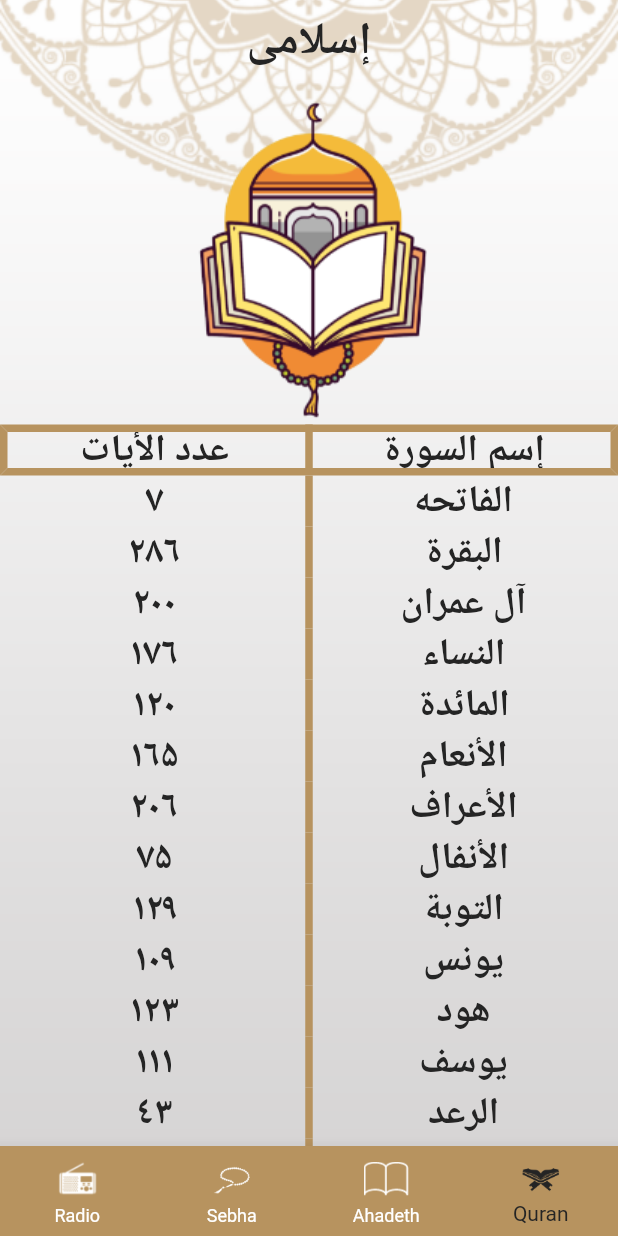
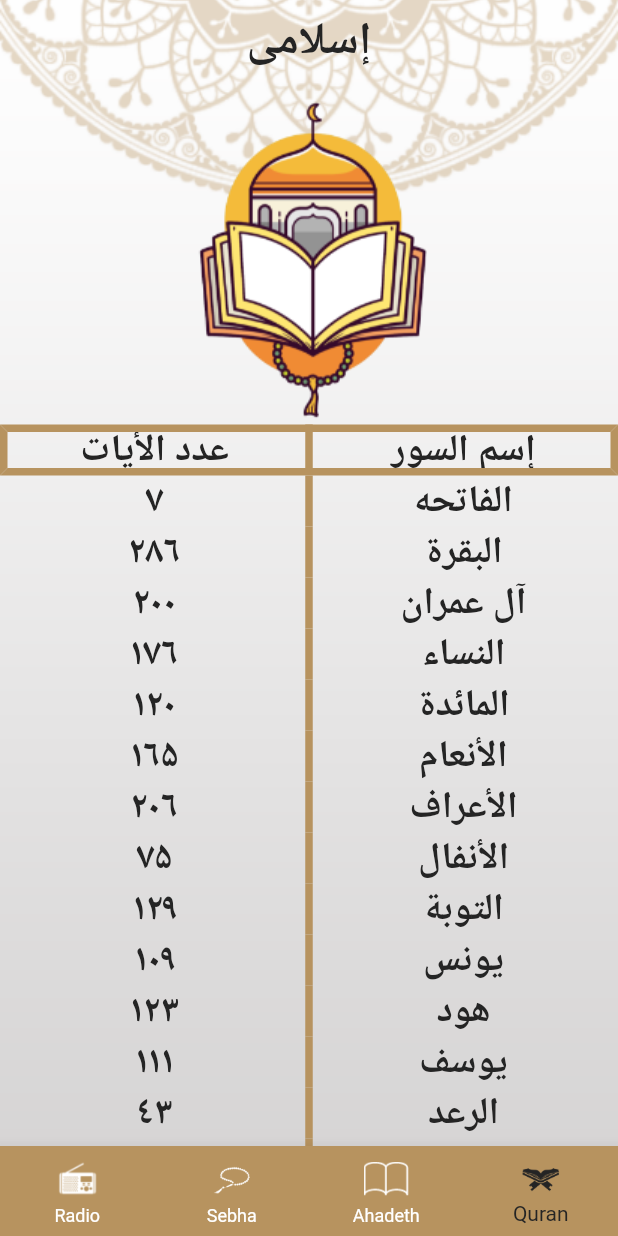
Before and after one commit to mahmoudgamal1704/Islami_App, a Flutter app: the screen it shows after launch, on a phone screen of 412 x 824 dp. Run offline on Flutter 3.47's test engine with Material 2 defaults, Android fonts, the phone set to English and light mode, and no system bars; generated files the repository leaves out were written again.

Commit message:
set Localization for App and set it to be arabic

```diff
--- /dev/null
+++ b/l10n.yaml
@@ -0,0 +1,3 @@
+arb-dir: lib/l10n
+template-arb-file: app_en.arb
+output-localization-file: app_localizations.dart
--- a/lib/home_screen/ahadethtab.dart
+++ b/lib/home_screen/ahadethtab.dart
@@ -1,6 +1,7 @@
 import 'package:flutter/material.dart';
 import 'package:flutter/services.dart';
 import 'package:islami/data.dart';
+import 'package:flutter_gen/gen_l10n/app_localizations.dart';
 
 import 'package:islami/hadethdetails/hadeth.dart';
 import 'package:islami/mytheme.dart';
@@ -32,7 +33,7 @@ class AhadethTab extends StatelessWidget {
                     bottom: BorderSide(color: MyTheme.colorGold, width: 4))),
             child: Center(
               child: Text(
-                'الأحاديث',
+                AppLocalizations.of(context)!.ahadeth,
                 style: Theme.of(context).textTheme.subtitle2,
               ),
             ),
--- a/lib/home_screen/home.dart
+++ b/lib/home_screen/home.dart
@@ -4,6 +4,7 @@ import 'package:islami/home_screen/qurantab.dart';
 import 'package:islami/home_screen/radiotab.dart';
 import 'package:islami/home_screen/sebhatab.dart';
 import 'package:islami/mytheme.dart';
+import 'package:flutter_gen/gen_l10n/app_localizations.dart';
 
 class Home extends StatefulWidget {
   // const Home({Key? key}) : super(key: key);
@@ -14,7 +15,7 @@ class Home extends StatefulWidget {
 }
 
 class _HomeState extends State<Home> {
-  int currentindex=3;
+  int currentindex=0;
 
   @override
   Widget build(BuildContext context) {
@@ -28,7 +29,7 @@ class _HomeState extends State<Home> {
         Scaffold(
           appBar: AppBar(
             title: Text(
-              'إسلامى',
+              AppLocalizations.of(context)!.apptitle,
               style: Theme.of(context).textTheme.headline1,
             ),
             centerTitle: true,
@@ -42,16 +43,12 @@ class _HomeState extends State<Home> {
               });
             },
             type: BottomNavigationBarType.fixed,
-            items: [
-              BottomNavigationBarItem(
-                // backgroundColor: MyTheme.colorGold,
-                  label: 'Radio',
-                  icon: ImageIcon(AssetImage('assets/images/radio_blue.png'),size: 30)),
+            items: const [
               BottomNavigationBarItem(
                   // backgroundColor: MyTheme.colorGold,
 
-                  label: 'Sebha',
-                  icon: ImageIcon(AssetImage('assets/images/sebha_blue.png'),size: 30,)),
+                  label: 'Quran',
+                  icon: ImageIcon(AssetImage('assets/images/moshaf_blue.png'),size: 30)),
               BottomNavigationBarItem(
                 // backgroundColor: MyTheme.colorGold,
 
@@ -60,8 +57,12 @@ class _HomeState extends State<Home> {
               BottomNavigationBarItem(
                 // backgroundColor: MyTheme.colorGold,
 
-                  label: 'Quran',
-                  icon: ImageIcon(AssetImage('assets/images/moshaf_blue.png'),size: 30)),
+                  label: 'Sebha',
+                  icon: ImageIcon(AssetImage('assets/images/sebha_blue.png'),size: 30,)),
+              BottomNavigationBarItem(
+                // backgroundColor: MyTheme.colorGold,
+                  label: 'Radio',
+                  icon: ImageIcon(AssetImage('assets/images/radio_blue.png'),size: 30)),
             ],
           ),
         body: tabs[currentindex],
@@ -70,9 +71,9 @@ class _HomeState extends State<Home> {
     );
   }
   List<Widget> tabs =[
+    QuranTab(),
+    AhadethTab(),
+    SebhaTab(),
     RadioTab(),
-    SebhaTab(),
-    AhadethTab(),
-    QuranTab()
   ];
 }
--- a/lib/home_screen/qurantab.dart
+++ b/lib/home_screen/qurantab.dart
@@ -2,8 +2,7 @@ import 'package:flutter/material.dart';
 import 'package:islami/data.dart';
 import 'package:islami/home_screen/surasnames.dart';
 import 'package:islami/mytheme.dart';
-import 'package:islami/suradetails/sura.dart';
-import 'package:islami/suradetails/suramodel.dart';
+import 'package:flutter_gen/gen_l10n/app_localizations.dart';
 
 class QuranTab extends StatelessWidget {
   // const QuranTab({Key? key}) : super(key: key);
@@ -18,14 +17,15 @@ class QuranTab extends StatelessWidget {
             border: TableBorder.all(color: MyTheme.colorGold, width: 5),
             children: [
               TableRow(children: [
+
+                Center(
+                    child: Text(AppLocalizations.of(context)!.suraname,
+                        style: Theme.of(context).textTheme.subtitle2)),
                 Center(
                     child: Text(
-                  'عدد الأيات',
-                  style: Theme.of(context).textTheme.subtitle2,
-                )),
-                Center(
-                    child: Text('إسم السورة',
-                        style: Theme.of(context).textTheme.subtitle2))
+                      'عدد الأيات',
+                      style: Theme.of(context).textTheme.subtitle2,
+                    )),
               ]),
             ],
           ),
--- a/lib/home_screen/radiotab.dart
+++ b/lib/home_screen/radiotab.dart
@@ -18,11 +18,11 @@ class RadioTab extends StatelessWidget {
           Row(
             mainAxisAlignment: MainAxisAlignment.center,
             children: [
-              Icon(Icons.skip_previous,size: 50,color: MyTheme.colorGold,),
+              Icon(Icons.skip_next,size: 50,color: MyTheme.colorGold,),
               SizedBox(width: 20,),
               Icon(Icons.play_arrow,size: 80,color: MyTheme.colorGold,),
               SizedBox(width: 20,),
-              Icon(Icons.skip_next,size: 50,color: MyTheme.colorGold,),
+              Icon(Icons.skip_previous,size: 50,color: MyTheme.colorGold,),
             ],
           )
         ],
--- a/lib/home_screen/surasnames.dart
+++ b/lib/home_screen/surasnames.dart
@@ -16,9 +16,7 @@ class SurasNames extends StatelessWidget {
       children: [
         TableRow(
           children: [
-            Center(
-                child: Text('${AppData.replaceFarsiNumber('${AppData.surasNumber[this.index]}')}',
-                    style: Theme.of(context).textTheme.subtitle2)),
+
             Center(
               child: InkWell(
                   onTap: () {
@@ -28,6 +26,9 @@ class SurasNames extends StatelessWidget {
                   child: Text(AppData.surasName[this.index],
                       style: Theme.of(context).textTheme.subtitle2)),
             ),
+            Center(
+                child: Text('${AppData.replaceFarsiNumber('${AppData.surasNumber[this.index]}')}',
+                    style: Theme.of(context).textTheme.subtitle2)),
           ],
         )
       ],
--- /dev/null
+++ b/lib/l10n/app_ar.arb
@@ -0,0 +1,6 @@
+{
+    "apptitle": "إسلامى",
+    "suraname": "إسم السور",
+    "ahadeth": "أحاديث"
+
+}
--- /dev/null
+++ b/lib/l10n/app_en.arb
@@ -0,0 +1,6 @@
+{
+    "apptitle": "Islamii",
+    "suraname": "Sura Name",
+    "ahadeth": "Ahadeth"
+
+}
--- a/lib/main.dart
+++ b/lib/main.dart
@@ -3,7 +3,8 @@ import 'package:islami/hadethdetails/hadeth.dart';
 import 'package:islami/home_screen/home.dart';
 import 'package:islami/mytheme.dart';
 import 'package:islami/suradetails/sura.dart';
-
+import 'package:flutter_localizations/flutter_localizations.dart';
+import 'package:flutter_gen/gen_l10n/app_localizations.dart';
 void main() {
   runApp(MyApp());
 }
@@ -12,6 +13,17 @@ class MyApp extends StatelessWidget {
   @override
   Widget build(BuildContext context) {
     return MaterialApp(
+      localizationsDelegates: [
+        AppLocalizations.delegate,
+        GlobalMaterialLocalizations.delegate,
+        GlobalWidgetsLocalizations.delegate,
+        GlobalCupertinoLocalizations.delegate,
+      ],
+      supportedLocales: [
+        Locale('en'), // English, no country code
+        Locale('ar'), // Arabic, no country code
+      ],
+      locale: Locale('ar'),
       theme: MyTheme.lightTheme,
       darkTheme: MyTheme.darktheme,
       themeMode: ThemeMode.light,
--- a/pubspec.yaml
+++ b/pubspec.yaml
@@ -31,7 +31,9 @@ environment:
 dependencies:
   flutter:
     sdk: flutter
-
+  flutter_localizations: # Add this line
+    sdk: flutter         # Add this line
+  intl: ^0.17.0
 
   # The following adds the Cupertino Icons font to your application.
   # Use with the CupertinoIcons class for iOS style icons.
@@ -53,7 +55,7 @@ dev_dependencies:
 
 # The following section is specific to Flutter packages.
 flutter:
-
+  generate: true
   # The following line ensures that the Material Icons font is
   # included with your application, so that you can use the icons in
   # the material Icons class.
```
Also changed, not shown: pubspec.lock. Lines whose indentation alone changed are shown as unchanged.
